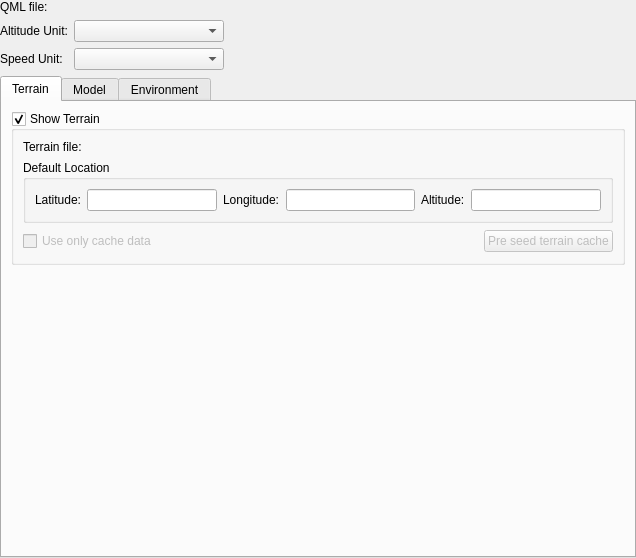
Above: ground/gcs/src/plugins/pfdqml/pfdqmlgadgetoptionspage.ui from librepilot/LibrePilot before the change. Below: the same form after it.
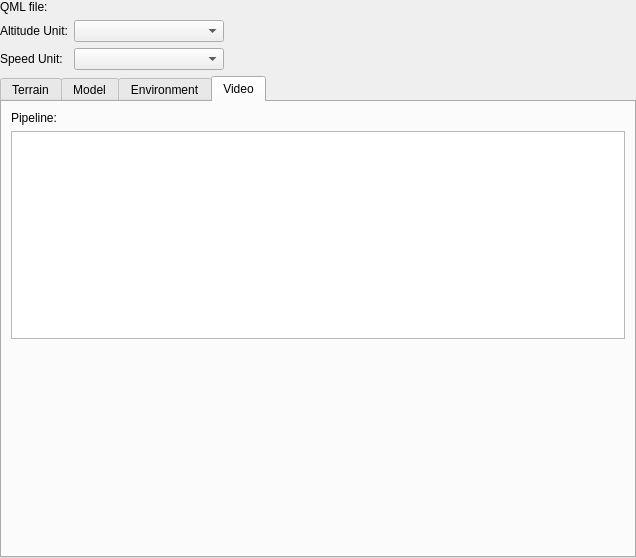
That is the form after the change. The open tabs and pages were chosen to show the change. Custom widgets are drawn as their Qt base class.

Commit message: LP-360 add video background to PFD

Diff of the .ui file:
```diff
--- a/ground/gcs/src/plugins/pfdqml/pfdqmlgadgetoptionspage.ui
+++ b/ground/gcs/src/plugins/pfdqml/pfdqmlgadgetoptionspage.ui
@@ -511,6 +511,43 @@
            </item>
           </layout>
          </widget>
+         <widget class="QWidget" name="videoTab">
+          <attribute name="title">
+           <string>Video</string>
+          </attribute>
+          <layout class="QVBoxLayout" name="verticalLayout_10">
+           <item>
+            <widget class="QLabel" name="label_10">
+             <property name="text">
+              <string>Pipeline:</string>
+             </property>
+            </widget>
+           </item>
+           <item>
+            <widget class="QPlainTextEdit" name="pipelineTextEdit">
+             <property name="plainText">
+              <string notr="true"/>
+             </property>
+             <property name="placeholderText">
+              <string>&lt;enter your gstreamer pipeline here&gt;</string>
+             </property>
+            </widget>
+           </item>
+           <item>
+            <spacer name="verticalSpacer_4">
+             <property name="orientation">
+              <enum>Qt::Vertical</enum>
+             </property>
+             <property name="sizeHint" stdset="0">
+              <size>
+               <width>20</width>
+               <height>40</height>
+              </size>
+             </property>
+            </spacer>
+           </item>
+          </layout>
+         </widget>
         </widget>
        </item>
       </layout>
```
Left out of the diff: 6 changed lines with no effect on the pictures. The commit also changes 20 other files.
